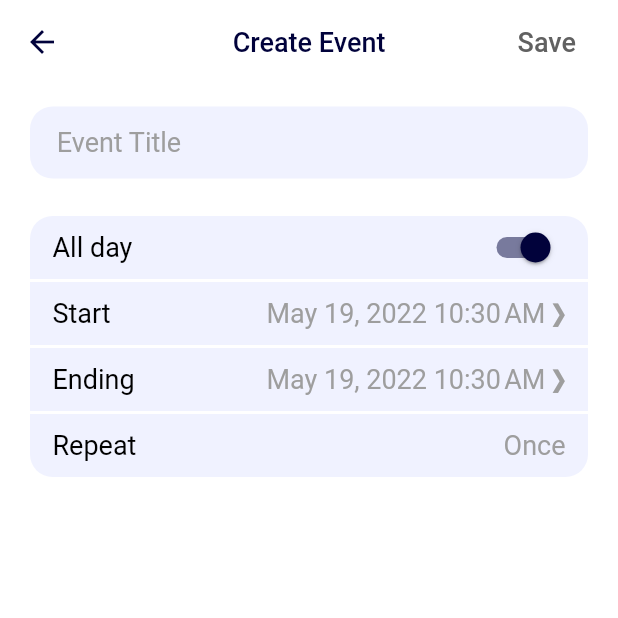
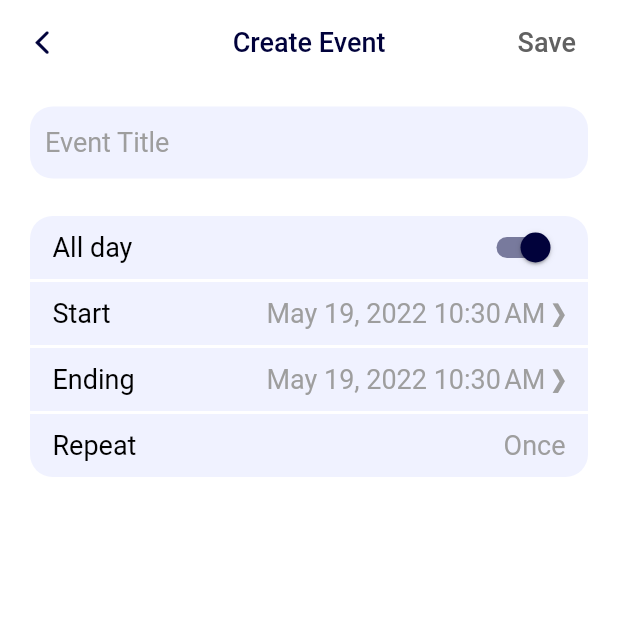
Before and after one commit to AnastasiaGolyuk/SDfMP-labwork-4, a Flutter app: the Calendar screen opened directly with empty values, after a tap on the "add" icon, on a phone screen of 412 x 824 dp, the top half of it. Run offline on Flutter 3.47's test engine with Material 2 defaults, Android fonts, the phone set to English and light mode, and no system bars; our stand-ins replace get, image_picker, splashscreen, sqflite, table_calendar; accounts and stored records are empty.

Commit message:
Events edit, add and delete.

```diff
--- a/lib/db/db_helper.dart
+++ b/lib/db/db_helper.dart
@@ -20,7 +20,7 @@ class DatabaseHelper {
 
   Future<Database> _initDatabase() async {
     Directory documentsDirectory = await getApplicationDocumentsDirectory();
-    String path = join(documentsDirectory.path, 'planner___lab4.db');
+    String path = join(documentsDirectory.path, 'labwork__4__planner.db');
     return await openDatabase(
       path,
       version: 1,
@@ -148,7 +148,7 @@ class DatabaseHelper {
 
   Future<int> updateEvent(Event event) async {
     Database db = await instance.database;
-    return await db.update('events', event.toJson(), where: 'id = ?', whereArgs: [event.id]);
+    return await db.update('events', event.toJson(), where: 'id = ?', whereArgs: [event.id], );
   }
 
   Future<Note> getNote(int id) async {
--- a/lib/models/event.dart
+++ b/lib/models/event.dart
@@ -30,4 +30,10 @@ class Event {
     "repeat": repeat,
     "isAllDay": isAllDay
   };
+
+  @override
+  String toString() {
+    // TODO: implement toString
+    return title+" "+idUser.toString();
+  }
 }
--- a/lib/pages/add_change_event_page.dart
+++ b/lib/pages/add_change_event_page.dart
@@ -1,11 +1,13 @@
 import 'package:bottom_picker/bottom_picker.dart';
+import 'package:flutter/cupertino.dart';
 import 'package:flutter/material.dart';
 import 'package:intl/intl.dart';
 import 'package:planner/consts/consts.dart';
 import 'package:planner/db/db_helper.dart';
 import 'package:planner/models/event.dart';
 import 'package:planner/models/user.dart';
-
+import 'package:planner/pages/calendar.dart';
+import 'package:planner/pages/main_page.dart';
 
 class AddChangeEventPage extends StatefulWidget {
   const AddChangeEventPage({
@@ -22,7 +24,6 @@ class AddChangeEventPage extends StatefulWidget {
 }
 
 class _AddChangeEventPageState extends State<AddChangeEventPage> {
-  final _formKey = GlobalKey<FormState>();
   String title = "";
   bool isAllDay = true;
   DateTime start = DateTime.now();
@@ -40,12 +41,12 @@ class _AddChangeEventPageState extends State<AddChangeEventPage> {
     super.initState();
     setState(() {
       repeat = list[0].data!;
-      if (widget.event!=null){
-        title=widget.event!.title;
-        start=DateTime.parse(widget.event!.start);
-        end=DateTime.parse(widget.event!.end);
-        repeat=widget.event!.repeat;
-        isAllDay=widget.event!.isAllDay==0?false:true;
+      if (widget.event != null) {
+        title = widget.event!.title;
+        start = DateTime.parse(widget.event!.start);
+        end = DateTime.parse(widget.event!.end);
+        repeat = widget.event!.repeat;
+        isAllDay = widget.event!.isAllDay == 0 ? false : true;
       }
     });
   }
@@ -58,11 +59,30 @@ class _AddChangeEventPageState extends State<AddChangeEventPage> {
           widget.event == null ? "Create Event" : "Edit Event",
           style: TextStyle(fontSize: 18, color: Consts.textColor),
         ),
+        leading: IconButton(onPressed: () { Navigator.pushReplacement(context, MaterialPageRoute(
+            builder: (context) => MainPage(
+              user: widget.user, index: 0,
+            ))); }, icon: Icon(CupertinoIcons.back),),
         centerTitle: true,
         iconTheme: IconThemeData(color: Consts.textColor),
         backgroundColor: Colors.white,
         shadowColor: Colors.transparent,
-        actions: [buildButton()],
+        actions: [
+          buildButton(),
+          if (widget.event != null)
+              IconButton(
+                  onPressed: () async {
+                    await DatabaseHelper.instance.deleteEvent(widget.event!.id);
+                    Navigator.pushReplacement(context, MaterialPageRoute(
+                        builder: (context) => MainPage(
+                          user: widget.user, index: 0,
+                        )));
+                  },
+                  icon: Icon(
+                    CupertinoIcons.delete,
+                    color: Colors.red[300],
+                  ))
+        ],
       ),
       body: Column(crossAxisAlignment: CrossAxisAlignment.center, children: [
         Container(alignment: Alignment.center, child: buildForm()),
@@ -96,6 +116,8 @@ class _AddChangeEventPageState extends State<AddChangeEventPage> {
   Widget buildTitle() => Container(
       decoration: BoxDecoration(
           borderRadius: BorderRadius.circular(15), color: Consts.bgColor),
+      child: Container(
+          padding: EdgeInsets.symmetric(horizontal: 10),
           child: TextFormField(
               maxLines: 1,
               initialValue: title,
@@ -105,7 +127,7 @@ class _AddChangeEventPageState extends State<AddChangeEventPage> {
               ),
               decoration: InputDecoration(
                 border: InputBorder.none,
-            hintText: '    Event Title',
+                hintText: 'Event Title',
                 hintStyle: TextStyle(color: Colors.grey.shade500),
               ),
               validator: (title) => title != null && title.isEmpty
@@ -113,7 +135,7 @@ class _AddChangeEventPageState extends State<AddChangeEventPage> {
                   : null,
               onChanged: (title) => setState(
                     () => this.title = title,
-              )));
+                  ))));
 
   Widget buildIsAllDay() => Container(
       height: 42,
@@ -308,13 +330,15 @@ class _AddChangeEventPageState extends State<AddChangeEventPage> {
 
   void addOrUpdateEvent() async {
     await addEvent();
-      Navigator.of(context).pop();
-
+    Navigator.pushReplacement(context, MaterialPageRoute(
+        builder: (context) => MainPage(
+          user: widget.user, index: 0,
+        )));
   }
 
   Future addEvent() async {
     var id = 0;
-    if (widget.event==null){
+    if (widget.event == null) {
       id = await DatabaseHelper.instance.getEventsCount() + 1;
     } else {
       id = widget.event!.id;
@@ -327,7 +351,7 @@ class _AddChangeEventPageState extends State<AddChangeEventPage> {
         end: end.toString(),
         repeat: repeat,
         isAllDay: isAllDay == true ? 1 : 0);
-    if (widget.event==null) {
+    if (widget.event == null) {
       await DatabaseHelper.instance.addEvent(event);
     } else {
       await DatabaseHelper.instance.updateEvent(event);
--- a/lib/pages/calendar.dart
+++ b/lib/pages/calendar.dart
@@ -1,9 +1,11 @@
+import 'package:flutter/cupertino.dart';
 import 'package:intl/intl.dart';
 import 'package:planner/consts/consts.dart';
 import 'package:planner/db/db_helper.dart';
 import 'package:planner/models/event.dart';
 import 'package:flutter/material.dart';
 import 'package:table_calendar/table_calendar.dart';
+import 'package:get/get.dart';
 
 import '../models/user.dart';
 import 'add_change_event_page.dart';
@@ -24,8 +26,6 @@ class _CalendarState extends State<Calendar> {
   DateTime selectedDay = DateTime.now();
   DateTime focusedDay = DateTime.now();
 
-  TextEditingController _eventController = TextEditingController();
-
   @override
   void initState() {
     selectedEvents = {};
@@ -40,11 +40,16 @@ class _CalendarState extends State<Calendar> {
       for (Event event in evnts) {
         if (event.idUser == widget.user.id) {
           res.add(event);
-          if (selectedEvents[DateTime.parse(event.start)] == null) {
-            print("ee");
-            selectedEvents[DateTime.parse(event.start)] = [event];
+          if (selectedEvents[DateTime.parse(event.start.substring(0, 10))] ==
+              null) {
+            setState(() {
+              selectedEvents[DateTime.parse(event.start.substring(0, 10))] = [
+                event
+              ];
+            });
           } else {
-            var list = selectedEvents[DateTime.parse(event.start)];
+            var list =
+                selectedEvents[DateTime.parse(event.start.substring(0, 10))];
             bool exists = false;
             for (Event existEvent in list!) {
               if (event.id == existEvent.id) {
@@ -53,13 +58,15 @@ class _CalendarState extends State<Calendar> {
               }
             }
             if (!exists) {
-              selectedEvents[DateTime.parse(event.start)]?.add(event);
+              setState(() {
+                selectedEvents[DateTime.parse(event.start.substring(0, 10))]
+                    ?.add(event);
+              });
             }
           }
         }
       }
     }
-    print("rrrrr ${res[0].start}");
     return res;
   }
 
@@ -72,12 +79,13 @@ class _CalendarState extends State<Calendar> {
   }
 
   List<Event> _getEventsfromDay(DateTime date) {
-    return selectedEvents[date]??[];
+    return selectedEvents[DateTime.parse(
+            date.toString().substring(0, date.toString().length - 2))] ??
+        [];
   }
 
   @override
   void dispose() {
-    _eventController.dispose();
     super.dispose();
   }
 
@@ -145,39 +153,77 @@ class _CalendarState extends State<Calendar> {
               ),
             ),
           ),
-           ..._getEventsfromDay(selectedDay).map((Event event) => ListTile(title: Text(event.title),)
-          // Container(
-          //       padding: EdgeInsets.all(10),
-          //       child: Row(
-          //         children: [
-          //           Text(
-          //             event.title,
-          //             style: TextStyle(fontSize: 18, color: Colors.black),
-          //           ),
-          //           SizedBox(
-          //             width: 2,
-          //           ),
-          //           Text(
-          //             DateTime.parse(event.start).difference(DateTime.now()) ==
-          //                     0
-          //                 ? "(${DateFormat.MMMd().format(DateTime.parse(event.start))})"
-          //                 : "(today)",
-          //             style: TextStyle(fontSize: 18, color: Colors.black),
-          //           ),
-          //         ],
-          //       ),
-          //     )
-        ),
+          ..._getEventsfromDay(selectedDay).map((Event event) => InkWell(
+              onTap: () {
+                Navigator.of(context).pushReplacement(
+                  MaterialPageRoute(
+                      builder: (context) => AddChangeEventPage(
+                            user: widget.user,
+                            event: event,
+                          )),
+                );
+              },
+              child: Container(
+                padding: EdgeInsets.symmetric(vertical: 10, horizontal: 15),
+                child: Row(
+                  mainAxisAlignment: MainAxisAlignment.spaceBetween,
+                  children: [
+                    Row(children: [
+                      Text(
+                        "●",
+                        style: TextStyle(
+                            fontSize: 18,
+                            fontWeight: FontWeight.bold,
+                            color: Consts.btnColor),
+                      ),
+                      SizedBox(
+                        width: 2,
+                      ),
+                      Text(
+                        event.title,
+                        style: TextStyle(
+                            fontSize: 18,
+                            color: Colors.black,
+                            decoration: DateTime.parse(event.start)
+                                        .difference(DateTime.now())
+                                        .inDays <
+                                    0
+                                ? TextDecoration.lineThrough
+                                : null),
+                      ),
+                      SizedBox(
+                        width: 5,
+                      ),
+                      Text(
+                          DateTime.parse(event.start)
+                                      .difference(DateTime.now())
+                                      .inDays ==
+                                  0
+                              ? "(today)"
+                              : "(${DateFormat.MMMd().format(DateTime.parse(event.start))})",
+                          style: TextStyle(
+                            fontSize: 18,
+                            color: Colors.grey,
+                          ))
+                    ]),
+                    Text(
+                      event.isAllDay == 0
+                          ? "${DateFormat.jm().format(DateTime.parse(event.start))}"
+                          : "all day",
+                      style: TextStyle(fontSize: 18, color: Colors.grey),
+                    ),
+                  ],
+                ),
+              ))),
         ],
       )),
       floatingActionButton: FloatingActionButton(
         backgroundColor: Consts.btnColor,
         onPressed: () async {
-          await Navigator.of(context).push(
+          await Navigator.of(context).pushReplacement(
             MaterialPageRoute(
                 builder: (context) => AddChangeEventPage(user: widget.user)),
           );
-          initEvents();
         },
         child: Icon(Icons.add),
       ),
--- a/lib/pages/main_page.dart
+++ b/lib/pages/main_page.dart
@@ -24,7 +24,6 @@ class MainPage extends StatefulWidget {
 }
 
 class _MainPageState extends State<MainPage> {
-  //int _selectedIndex = 0;
 
   @override
   void initState() {
@@ -43,7 +42,6 @@ class _MainPageState extends State<MainPage> {
     var pages = [
       Calendar(user: widget.user),
       NotesPage(user: widget.user,)
-
     ];
     return Scaffold(
         backgroundColor: Colors.white,
--- a/pubspec.yaml
+++ b/pubspec.yaml
@@ -47,6 +47,7 @@ dependencies:
   font_awesome_flutter: ^10.1.0
   table_calendar: ^3.0.5
   bottom_picker: ^1.8.0
+  get: ^4.6.0
 
 dev_dependencies:
   flutter_test:
```
Also changed, not shown: pubspec.lock. Lines whose indentation alone changed are shown as unchanged.
